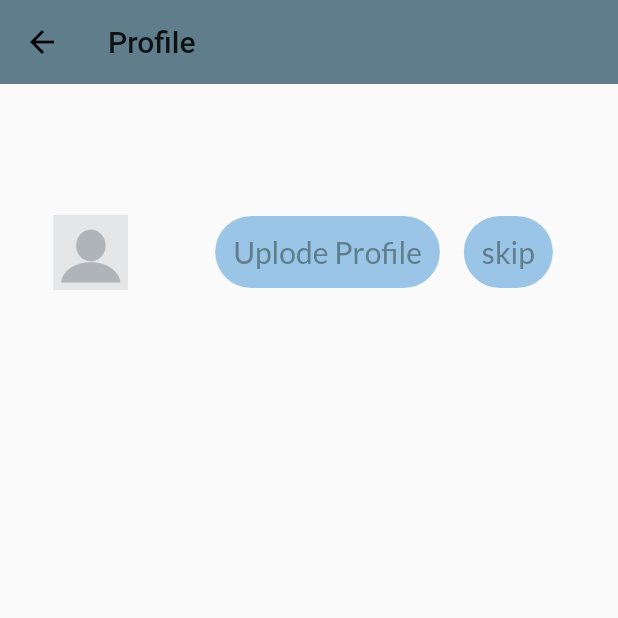
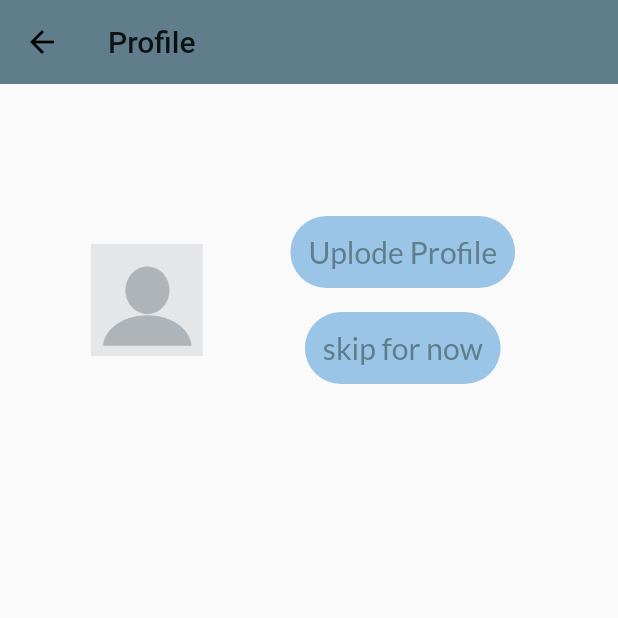
Before and after one commit to RavindraMedhat/Chatting, a Flutter app: the AddProfile screen opened by its route, on a phone screen of 412 x 824 dp, the top half of it. Run offline on Flutter 3.47's test engine with Material 2 defaults, Android fonts, the phone set to English and light mode, and no system bars; our stand-ins replace firebase_core, firebase_database, firebase_storage, google_fonts, image_picker, permission_handler and 1 more; missing offline and left inert: firebase_core_web, firebase_database_web, firebase_storage_web, image_picker_for_web; accounts and stored records are empty.

```diff
--- a/lib/pages/AddProfilepage.dart
+++ b/lib/pages/AddProfilepage.dart
@@ -92,15 +92,17 @@ class _AddProfileState extends State<AddProfile> {
               downloadURL == ""
                   ? Image.asset(
                       'assets/images/blank-profile.png',
-                      height: 50,
-                      width: 50,
+                      height: 75,
+                      width: 75,
                     )
                   : Image.network(
                       downloadURL,
-                      height: 50,
-                      width: 50,
+                      height: 75,
+                      width: 75,
                     ),
               50.widthBox,
+              Column(
+                children: [
                   TextButton(
                       onPressed: uplodeImage,
                       child: Container(
@@ -138,11 +140,13 @@ class _AddProfileState extends State<AddProfile> {
                             crossAxisAlignment: CrossAxisAlignment.start,
                             children: [
                               Text(
-                            "skip",
+                                "skip for now",
                                 style: TextStyle(fontSize: 20),
                               ).px12().py12(),
                             ]),
-                  ))
+                      )),
+                ],
+              )
             ],
           ),
           50.heightBox,
```
Also changed, not shown: lib/pages/changProfile.dart (+52 -8 lines). Lines whose indentation alone changed are shown as unchanged.
